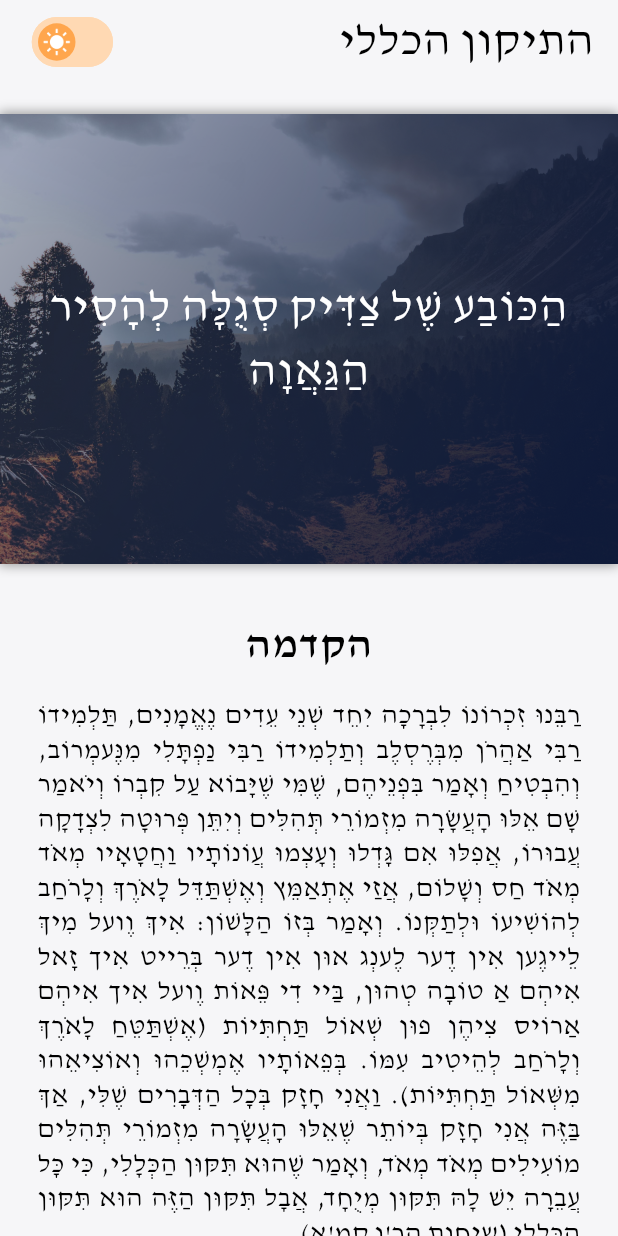
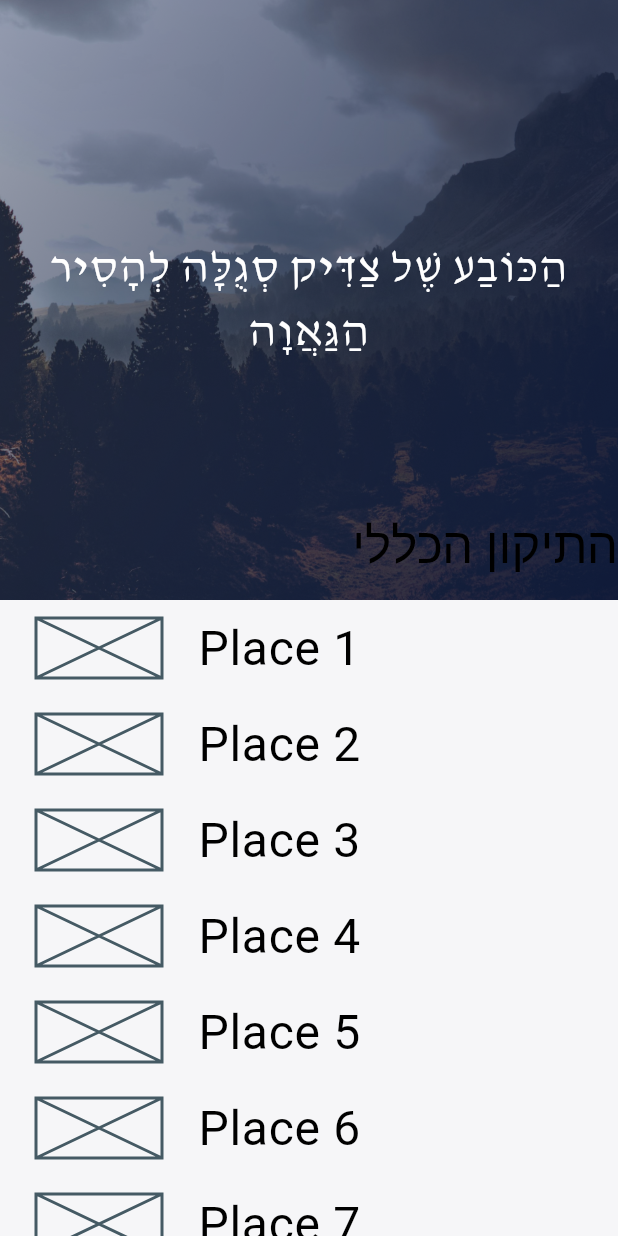
Before and after one commit to dorna6/tikon-haklali-flutter-app, a Flutter app: the screen it shows after launch, on a phone screen of 412 x 824 dp. Run offline on Flutter 3.47's test engine with Material 3 defaults, Android fonts, the phone set to English and light mode, and no system bars.

Commit message:
try sliver app, dont work yet

```diff
--- /dev/null
+++ b/lib/dark_mode_switch.dart
@@ -0,0 +1,46 @@
+import 'package:flutter/material.dart';
+
+// my imports
+import 'theme_widgets.dart';
+
+//
+//
+//
+////////////////////////////////
+/////// dark mod switch ///////
+////////////////////////////////
+
+class DarkModeSwitch {
+  static SizedBox sw({
+    required double hight,
+    required BuildContext context,
+    required bool isDarkMode,
+    required ThemeProvider themeProvider,
+  }) {
+    return SizedBox(
+      height: hight,
+      child: FittedBox(
+        fit: BoxFit.fill,
+        child: Switch(
+          value: isDarkMode ? true : false,
+          onChanged: (isOn) {
+            themeProvider.changeTheme();
+          },
+          activeColor: Color(0xFF0066cc),
+          activeTrackColor: Color(0xFF004080),
+          inactiveThumbColor: Color(0xFFffa64d),
+          inactiveTrackColor: Color(0xFFffd9b3),
+          activeThumbImage: AssetImage('assets/theme_sw_moon_white.png'),
+          inactiveThumbImage: AssetImage('assets/theme_sw_sun_white.png'),
+          trackOutlineColor: MaterialStateProperty.resolveWith<Color?>(
+              (Set<MaterialState> states) {
+            if (states.contains(MaterialState.disabled)) {
+              return Color(0xFFffbf80);
+            }
+            return isDarkMode ? Color(0xFF004080) : Color(0xFFffd9b3);
+          }),
+        ),
+      ),
+    );
+  }
+}
--- a/lib/main.dart
+++ b/lib/main.dart
@@ -78,14 +78,15 @@ class MainPage extends StatelessWidget {
     // main page widgets
     return Scaffold(
       backgroundColor: Theme.of(context).colorScheme.background,
-      appBar: MainPageAppBar.appBar(
-          context: context,
-          isDarkMode: isDarkMode,
-          themeProvider: themeProvider,
-          appTitleText: 'התיקון הכללי'),
+      // appBar: MainPageAppBar.appBar(
+      //     context: context,
+      //     isDarkMode: isDarkMode,
+      //     themeProvider: themeProvider,
+      //     appTitleText: 'התיקון הכללי'),
       body: MainPageBody.body(
         context: context,
         isDarkMode: isDarkMode,
+        themeProvider: themeProvider,
       ),
     );
   }
--- a/lib/main_image_widgets.dart
+++ b/lib/main_image_widgets.dart
@@ -42,7 +42,7 @@ class MainPageBigImage {
         borderRadius: BorderRadius.circular(0),
         boxShadow: [boxShadowMainImg],
       ),
-      height: 300,
+      height: 400,
       width: MediaQuery.of(context).size.width,
       alignment: Alignment.center,
       child: Stack(
--- a/lib/main_page_widgets.dart
+++ b/lib/main_page_widgets.dart
@@ -8,6 +8,7 @@ import 'package:flutter/material.dart';
 // my imports
 import 'theme_widgets.dart';
 import 'main_image_widgets.dart';
+import 'dark_mode_switch.dart';
 import 'tikon_haklali.dart';
 
 //
@@ -36,42 +37,15 @@ class MainPageAppBar {
       backgroundColor: Theme.of(context).colorScheme.background,
       surfaceTintColor: Theme.of(context).colorScheme.background,
       title: Row(
-        mainAxisAlignment: MainAxisAlignment.start,
         children: [
-          Row(
-            children: [
-              SizedBox(width: 1),
-              SizedBox(
-                height: 50,
-                child: FittedBox(
-                  fit: BoxFit.fill,
-                  child: Switch(
-                    value: isDarkMode ? true : false,
-                    onChanged: (isOn) {
-                      themeProvider.changeTheme();
-                    },
-                    activeColor: Color(0xFF0066cc),
-                    activeTrackColor: Color(0xFF004080),
-                    inactiveThumbColor: Color(0xFFffa64d),
-                    inactiveTrackColor: Color(0xFFffd9b3),
-                    activeThumbImage:
-                        AssetImage('assets/theme_sw_moon_white.png'),
-                    inactiveThumbImage:
-                        AssetImage('assets/theme_sw_sun_white.png'),
-                    trackOutlineColor:
-                        MaterialStateProperty.resolveWith<Color?>(
-                            (Set<MaterialState> states) {
-                      if (states.contains(MaterialState.disabled)) {
-                        return Color(0xFFffbf80);
-                      }
-                      return isDarkMode ? Color(0xFF004080) : Color(0xFFffd9b3);
-                    }),
-                  ),
-                ),
-              ),
-            ],
+          SizedBox(width: 1),
+          DarkModeSwitch.sw(
+            hight: 50,
+            context: context,
+            isDarkMode: isDarkMode,
+            themeProvider: themeProvider,
           ),
-          Spacer(), // Spacer to push text to the right
+          Spacer(),
           Align(
             alignment: Alignment.centerRight,
             child: Text(appTitleText, style: textStyleAppbar),
@@ -90,37 +64,73 @@ class MainPageAppBar {
 ////////////////////////////////
 
 class MainPageBody {
-  static Scrollbar body({
+  static CustomScrollView body({
     required BuildContext context,
     required bool isDarkMode,
+    required ThemeProvider themeProvider,
   }) {
     final ScrollController _scrollController = ScrollController();
 
-    return Scrollbar(
-      child: SingleChildScrollView(
-        controller: _scrollController,
-        child: Container(
-          width: MediaQuery.of(context).size.width,
-          child: Column(
-            crossAxisAlignment: CrossAxisAlignment.center,
-            children: [
-              // spacer
-              const SizedBox(height: 20),
-              // main big image
-              MainPageBigImage.bigImage(context: context),
-              // spacer
-              const SizedBox(height: 20),
-              // tikon haklali text
-              Padding(
-                padding:
-                    const EdgeInsets.only(left: 25.0, right: 25.0, top: 0.0),
-                child: tikonHaklali.column(context: context),
+    return CustomScrollView(
+      slivers: <Widget>[
+        SliverAppBar(
+          pinned: true,
+          expandedHeight: 400.0,
+          flexibleSpace: FlexibleSpaceBar(
+            background: MainPageBigImage.bigImage(context: context),
+            title: Align(
+              alignment: Alignment.bottomRight,
+              child: Text(
+                'התיקון הכללי',
               ),
-            ],
+            ),
           ),
-          // children
+
+
+
         ),
-      ),
+        SliverList(
+          delegate: SliverChildBuilderDelegate(
+            (_, int index) {
+              return ListTile(
+                leading: Container(
+                    padding: EdgeInsets.all(8),
+                    width: 100,
+                    child: Placeholder()),
+                title: Text('Place ${index + 1}', textScaleFactor: 2),
+              );
+            },
+            childCount: 20,
+          ),
+        ),
+      ],
     );
+
+    // return Scrollbar(
+    //   child: SingleChildScrollView(
+    //     controller: _scrollController,
+    //     child: Container(
+    //       width: MediaQuery.of(context).size.width,
+    //       child: Column(
+    //         crossAxisAlignment: CrossAxisAlignment.center,
+    //         children: [
+    //           // spacer
+    //           const SizedBox(height: 20),
+    //           // main big image
+    //           MainPageBigImage.bigImage(context: context),
+    //           // spacer
+    //           const SizedBox(height: 20),
+    //           // tikon haklali text
+    //           Padding(
+    //             padding:
+    //                 const EdgeInsets.only(left: 25.0, right: 25.0, top: 0.0),
+    //             child: tikonHaklali.column(context: context),
+    //           ),
+    //         ],
+    //       ),
+    //       // children
+    //     ),
+    //   ),
+    // );
   }
 }
```
